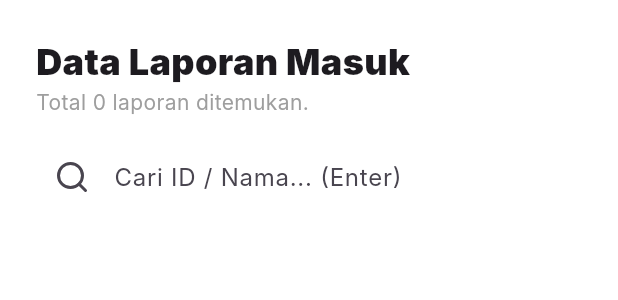
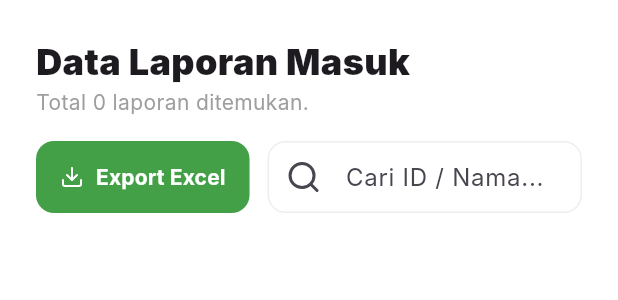
Before and after one commit to bimaryan/safetalk_mobile, a Flutter app: the AdminReports widget shown alone on an empty page, opened directly, on a phone screen of 412 x 824 dp. Shown: the top 300 px of the screen. Run offline on Flutter 3.47's test engine with Material 3 defaults, Android fonts, the phone set to English and light mode, and no system bars; our stand-ins replace lucide_icons, shared_preferences; missing offline and left inert: pusher_channels_flutter; accounts and stored records are empty; network calls fail; Roboto replaces fonts that are missing (Inter).

Commit message:
feat: add export to Excel functionality and enhance search bar with export button in AdminReports

```diff
--- a/lib/screens/AdminReports.dart
+++ b/lib/screens/AdminReports.dart
@@ -4,7 +4,7 @@ import 'package:http/http.dart' as http;
 import 'package:shared_preferences/shared_preferences.dart';
 import 'package:lucide_icons/lucide_icons.dart';
 
-import 'AdminCaseDetail.dart';
+import 'AdminCaseDetail.dart'; // Sesuaikan path jika beda
 
 class AdminReports extends StatefulWidget {
   const AdminReports({super.key});
@@ -16,6 +16,7 @@ class AdminReports extends StatefulWidget {
 class _AdminReportsState extends State<AdminReports> {
   List<dynamic> reports = [];
   bool isLoading = true;
+  bool isExporting = false; // State untuk loading export
   String searchQuery = "";
   int currentPage = 1;
   int lastPage = 1;
@@ -59,6 +60,30 @@ class _AdminReportsState extends State<AdminReports> {
     }
   }
 
+  // --- FUNGSI EXPORT EXCEL ---
+  Future<void> handleExportExcel() async {
+    setState(() => isExporting = true);
+    try {
+      // Catatan: Di mobile, Anda idealnya menggunakan package 'url_launcher'
+      // untuk membuka URL ini di browser agar HP otomatis mendownloadnya.
+      // Contoh: await launchUrl(Uri.parse('https://backend.safetalkai.my.id/api/admin/reports/export?...'));
+
+      await Future.delayed(const Duration(seconds: 2)); // Simulasi loading
+
+      if (!mounted) return;
+      ScaffoldMessenger.of(context).showSnackBar(
+        const SnackBar(
+          content: Text("Fitur download Excel perlu integrasi package url_launcher di mobile."),
+          backgroundColor: Colors.blue,
+        )
+      );
+    } catch (e) {
+      debugPrint("Export Error: $e");
+    } finally {
+      if (mounted) setState(() => isExporting = false);
+    }
+  }
+
   Color _getBadgeColor(String category) {
     if (category == "NON_KDRT" || category == "SAPAAN") return Colors.green;
     if (["K1", "K3", "K5"].contains(category)) return Colors.red;
@@ -77,24 +102,51 @@ class _AdminReportsState extends State<AdminReports> {
           Text("Total $totalData laporan ditemukan.", style: TextStyle(color: Colors.grey.shade500)),
           const SizedBox(height: 16),
 
-          // Search Bar
-          TextField(
+          // --- TOMBOL EXPORT & SEARCH BAR ---
+          Row(
+            children: [
+              ElevatedButton.icon(
+                onPressed: isExporting ? null : handleExportExcel,
+                icon: isExporting
+                    ? const SizedBox(width: 16, height: 16, child: CircularProgressIndicator(strokeWidth: 2, color: Colors.white))
+                    : const Icon(LucideIcons.download, size: 16, color: Colors.white),
+                label: Text(
+                  isExporting ? "Proses..." : "Export Excel",
+                  style: const TextStyle(color: Colors.white, fontWeight: FontWeight.bold),
+                ),
+                style: ElevatedButton.styleFrom(
+                  backgroundColor: Colors.green.shade600,
+                  padding: const EdgeInsets.symmetric(horizontal: 16, vertical: 14),
+                  shape: RoundedRectangleBorder(borderRadius: BorderRadius.circular(12)),
+                  elevation: 0,
+                ),
+              ),
+              const SizedBox(width: 12),
+              Expanded(
+                child: TextField(
                   controller: _searchController,
                   onSubmitted: (value) {
                     setState(() => searchQuery = value);
                     fetchReports(page: 1);
                   },
                   decoration: InputDecoration(
-              hintText: "Cari ID / Nama... (Enter)",
+                    hintText: "Cari ID / Nama...",
                     prefixIcon: const Icon(LucideIcons.search),
                     filled: true,
                     fillColor: Colors.white,
                     border: OutlineInputBorder(
-                borderRadius: BorderRadius.circular(16),
-                borderSide: BorderSide.none,
+                      borderRadius: BorderRadius.circular(12),
+                      borderSide: BorderSide(color: Colors.grey.shade300),
+                    ),
+                    enabledBorder: OutlineInputBorder(
+                      borderRadius: BorderRadius.circular(12),
+                      borderSide: BorderSide(color: Colors.grey.shade200),
                     ),
                     contentPadding: const EdgeInsets.symmetric(vertical: 0)
                   ),
+                ),
+              ),
+            ],
           ),
           const SizedBox(height: 16),
 
@@ -141,7 +193,6 @@ class _AdminReportsState extends State<AdminReports> {
                           trailing: IconButton(
                             icon: const Icon(LucideIcons.eye, color: Colors.blue),
                             onPressed: () {
-                               // Navigasi ke Detail
                                Navigator.push(context, MaterialPageRoute(builder: (_) => AdminCaseDetail(id: report['id'].toString())));
                             },
                           ),
```
Lines whose indentation alone changed are shown as unchanged.
